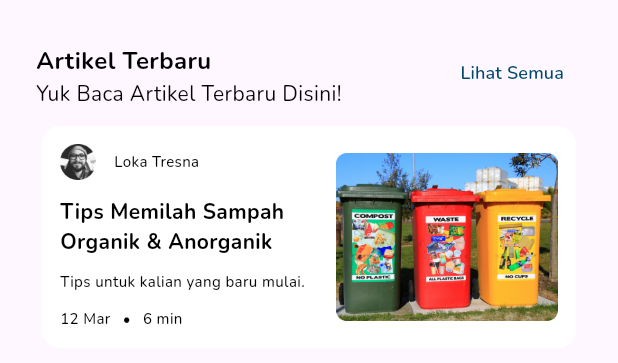
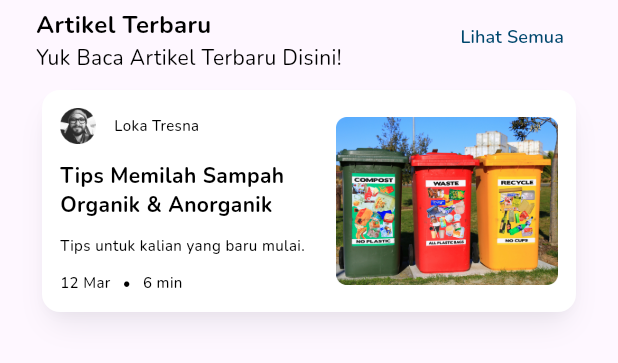
Before and after one commit to RECYTHNG/flutter_recything, a Flutter app: the ArticleSectionWidget widget shown alone on an empty page, opened directly, on a phone screen of 412 x 824 dp. Shown: the top 363 px of the screen. Run offline on Flutter 3.47's test engine with Material 3 defaults, Android fonts, the phone set to English and light mode, and no system bars; our stand-ins replace flutter_carousel_widget, flutter_svg; missing offline and left inert: carousel_indicator_simple.

Commit message:
fix: change shadow on widgets

```diff
--- a/recything_application/lib/screens/homepage/widgets/custom_carousel_item_widget.dart
+++ b/recything_application/lib/screens/homepage/widgets/custom_carousel_item_widget.dart
@@ -1,6 +1,7 @@
 import 'package:carousel_indicator_simple/carousel_indicator_simple.dart';
 import 'package:flutter/material.dart';
 import 'package:recything_application/constants/color_constant.dart';
+import 'package:recything_application/constants/shadow_constant.dart';
 import 'package:recything_application/constants/text_style_constant.dart';
 
 class CustomCarouselItem extends StatelessWidget {
@@ -22,12 +23,14 @@ class CustomCarouselItem extends StatelessWidget {
   @override
   Widget build(BuildContext context) {
     return Container(
+      margin: const EdgeInsets.symmetric(horizontal: 4),
       alignment: Alignment.center,
       width: 372,
       height: 224,
       decoration: BoxDecoration(
         color: ColorConstant.whiteColor,
         borderRadius: BorderRadius.circular(8),
+        boxShadow: ShadowConstant.shadowLg,
       ),
       child: Padding(
         padding: const EdgeInsets.symmetric(horizontal: 12),
--- a/recything_application/lib/screens/homepage/widgets/sections/article_section_widget.dart
+++ b/recything_application/lib/screens/homepage/widgets/sections/article_section_widget.dart
@@ -1,5 +1,6 @@
 import 'package:flutter/material.dart';
 import 'package:recything_application/constants/color_constant.dart';
+import 'package:recything_application/constants/shadow_constant.dart';
 import 'package:recything_application/constants/text_style_constant.dart';
 
 class ArticleSectionWidget extends StatelessWidget {
@@ -11,7 +12,6 @@ class ArticleSectionWidget extends StatelessWidget {
       padding: const EdgeInsets.only(
         right: 24,
         left: 24,
-        top: 24,
       ),
       child: Column(
         children: [
@@ -50,6 +50,7 @@ class ArticleSectionWidget extends StatelessWidget {
             decoration: BoxDecoration(
               color: ColorConstant.whiteColor,
               borderRadius: BorderRadius.circular(12),
+              boxShadow: ShadowConstant.shadowLg,
             ),
             child: Padding(
               padding: const EdgeInsets.all(12),
--- a/recything_application/lib/screens/homepage/widgets/sections/report_section_widget.dart
+++ b/recything_application/lib/screens/homepage/widgets/sections/report_section_widget.dart
@@ -49,11 +49,12 @@ class ReportSectionWidget extends StatelessWidget {
                   ),
                 ],
               ),
-              const SizedBox(height: 12),
             ],
           ),
         ),
-        FlutterCarousel.builder(
+        SizedBox(
+          height: 272,
+          child: FlutterCarousel.builder(
             options: CarouselOptions(
               height: 224,
               showIndicator: false,
@@ -70,6 +71,7 @@ class ReportSectionWidget extends StatelessWidget {
                 footerText: item['footerText']!,
               );
             },
+          ),
         )
       ],
     );
```
Also changed, not shown: recything_application/lib/screens/homepage/widgets/sections/new_video_section_widget.dart (+7 -2 lines). Lines whose indentation alone changed are shown as unchanged.
